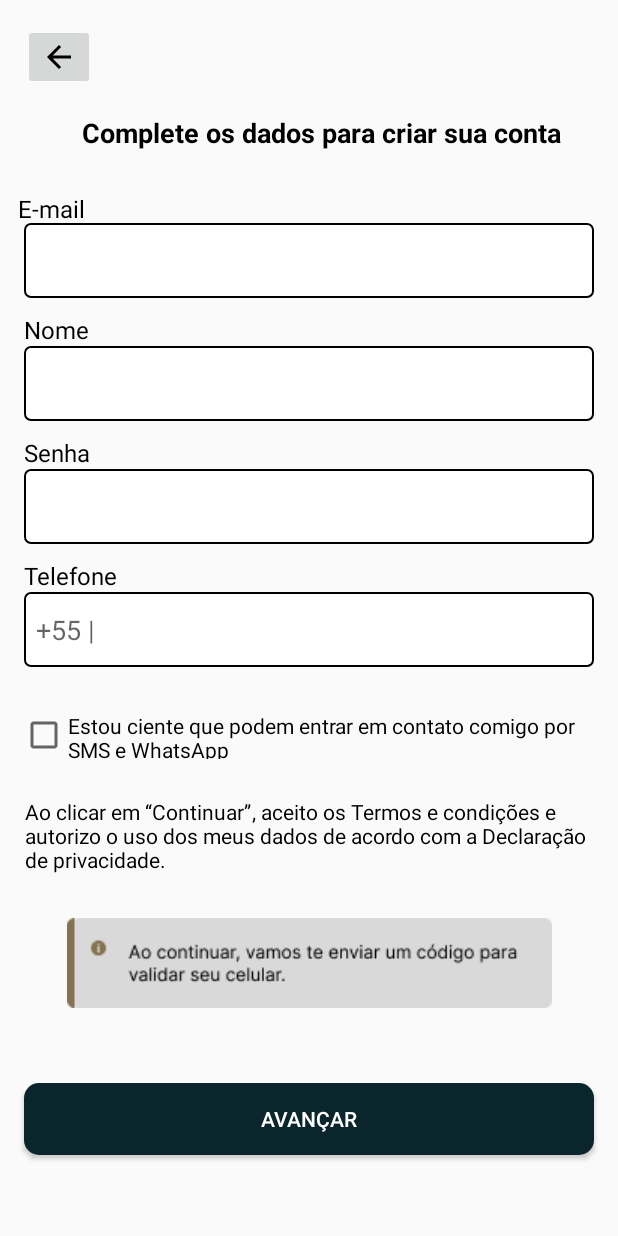
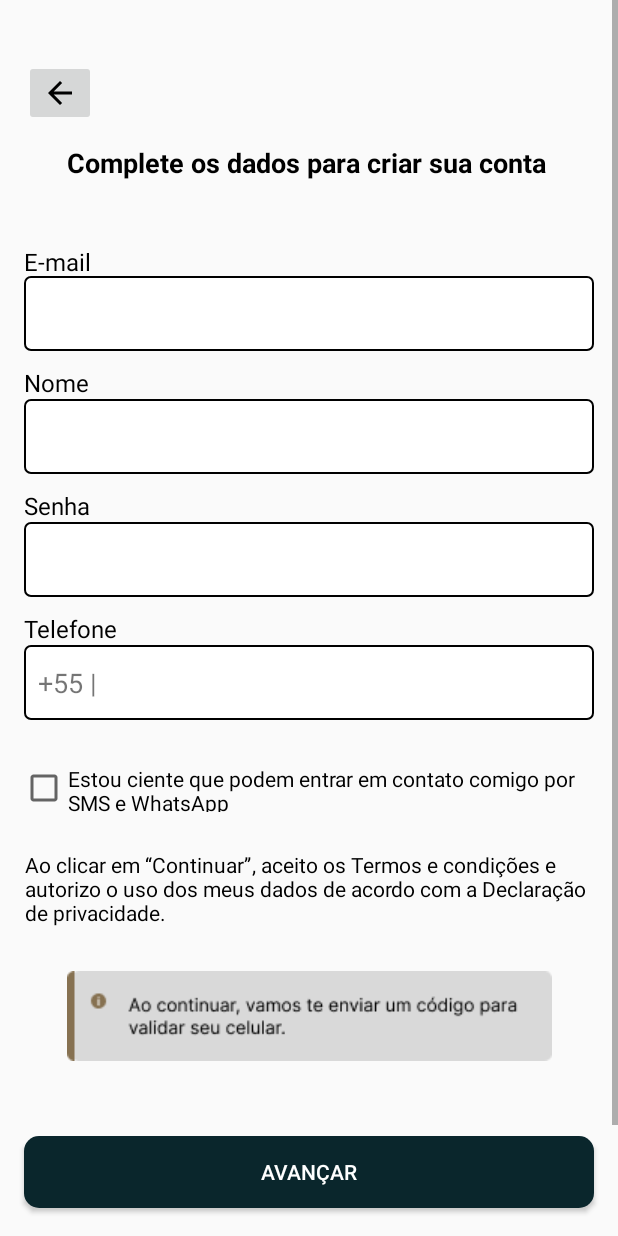
Before and after one commit to ConstrooConecta/cc-mobile-2o, an Android app: the TelaCadastro1 screen opened directly, with no data from a screen before it, on a phone screen of 412 x 824 dp. Run offline under Robolectric (Android 15) with nearby library versions, the phone set to English and light mode, and no system bars.

Commit message:
Adicionando filtro para input de telefone (#11) (#12)
* Adicionando filtro para input de telefone

* MUDANÇA DE TAMANHO DE CARACTERES NO TELEFONE E ADICIONANDO SCROLL VIEW

* MUDANÇA DE TAMANHO DE CARACTERES NO TELEFONE E ADICIONANDO SCROLL VIEW

* Commit teste

* Commit teste

* ATUALIZANDO VERSÃO DO ANDROID PARA SUPORTAR CELULARES ANTIGOS

* Corringindo erro de Readme e tela de cadastro

Co-authored-by: Roger13san <124629701+Roger13san@users.noreply.github.com>

```diff
--- a/app/build.gradle.kts
+++ b/app/build.gradle.kts
@@ -9,7 +9,7 @@ android {
 
     defaultConfig {
         applicationId = "com.example.construconecta_interdisciplinar_certo"
-        minSdk = 30
+        minSdk = 27
         targetSdk = 34
         versionCode = 1
         versionName = "1.0"
--- a/app/src/main/res/layout/activity_tela_cadastro1.xml
+++ b/app/src/main/res/layout/activity_tela_cadastro1.xml
@@ -1,38 +1,36 @@
 <?xml version="1.0" encoding="utf-8"?>
-<androidx.constraintlayout.widget.ConstraintLayout xmlns:android="http://schemas.android.com/apk/res/android"
+<ScrollView xmlns:android="http://schemas.android.com/apk/res/android"
     xmlns:app="http://schemas.android.com/apk/res-auto"
     xmlns:tools="http://schemas.android.com/tools"
     android:layout_width="match_parent"
     android:layout_height="match_parent"
     tools:context=".TelaCadastro1">
-
+    <androidx.constraintlayout.widget.ConstraintLayout
+        android:layout_width="match_parent"
+        android:layout_height="wrap_content">
         <TextView
             android:id="@+id/textView4"
-        android:layout_width="wrap_content"
-        android:layout_height="wrap_content"
-        android:layout_marginStart="55dp"
-        android:layout_marginTop="76dp"
-        android:layout_marginEnd="38dp"
+            android:layout_width="323dp"
+            android:layout_height="40dp"
+            android:layout_marginTop="96dp"
             android:text="Complete os dados para criar sua conta"
             android:textColor="#000000"
             android:textSize="18sp"
             android:textStyle="bold"
             app:layout_constraintEnd_toEndOf="parent"
-        app:layout_constraintHorizontal_bias="1.0"
+            app:layout_constraintHorizontal_bias="0.503"
             app:layout_constraintStart_toStartOf="parent"
             app:layout_constraintTop_toTopOf="parent" />
-
         <ImageButton
             android:id="@+id/imageButton2"
             android:layout_width="wrap_content"
             android:layout_height="wrap_content"
-        android:layout_marginStart="15dp"
-        android:layout_marginTop="16dp"
+            android:layout_marginStart="16dp"
+            android:layout_marginTop="40dp"
             android:onClick="voltarMain"
             app:layout_constraintStart_toStartOf="parent"
             app:layout_constraintTop_toTopOf="parent"
             app:srcCompat="@drawable/baseline_arrow_back_24" />
-
         <com.google.android.material.textfield.TextInputEditText
             android:id="@+id/email"
             android:layout_width="380dp"
@@ -41,12 +39,12 @@
             android:layout_marginTop="48dp"
             android:layout_marginEnd="16dp"
             android:background="@drawable/caixinha_texto"
+            android:inputType="textEmailAddress"
             android:visibility="visible"
             app:layout_constraintEnd_toEndOf="parent"
             app:layout_constraintHorizontal_bias="0.50"
             app:layout_constraintStart_toStartOf="parent"
             app:layout_constraintTop_toBottomOf="@+id/textView4" />
-
         <com.google.android.material.textfield.TextInputEditText
             android:id="@+id/senhaInput"
             android:layout_width="380dp"
@@ -55,11 +53,11 @@
             android:layout_marginTop="32dp"
             android:layout_marginEnd="16dp"
             android:background="@drawable/caixinha_texto"
+            android:password="true"
             app:layout_constraintEnd_toEndOf="parent"
             app:layout_constraintHorizontal_bias="0.50"
             app:layout_constraintStart_toStartOf="parent"
             app:layout_constraintTop_toBottomOf="@+id/nomeInput" />
-
         <com.google.android.material.textfield.TextInputEditText
             android:id="@+id/telefone"
             android:layout_width="380dp"
@@ -68,11 +66,12 @@
             android:layout_marginTop="32dp"
             android:layout_marginEnd="16dp"
             android:background="@drawable/caixinha_texto"
-        android:hint="+55 |"
+            android:inputType="number"
+            android:maxLength="15"
+            android:paddingStart="60dp"
             app:layout_constraintEnd_toEndOf="parent"
             app:layout_constraintStart_toStartOf="parent"
             app:layout_constraintTop_toBottomOf="@+id/senhaInput" />
-
         <com.google.android.material.textfield.TextInputEditText
             android:id="@+id/nomeInput"
             android:layout_width="380dp"
@@ -85,62 +84,53 @@
             app:layout_constraintHorizontal_bias="0.50"
             app:layout_constraintStart_toStartOf="parent"
             app:layout_constraintTop_toBottomOf="@+id/email" />
-
         <TextView
             android:id="@+id/textView5"
             android:layout_width="wrap_content"
             android:layout_height="0dp"
-        android:layout_marginStart="16dp"
             android:layout_marginTop="10dp"
             android:text="Nome"
             android:textColor="#000000"
             android:textSize="16sp"
             app:layout_constraintBottom_toTopOf="@+id/nomeInput"
-        app:layout_constraintStart_toStartOf="parent"
+            app:layout_constraintStart_toStartOf="@+id/nomeInput"
             app:layout_constraintTop_toBottomOf="@+id/email"
             app:layout_constraintVertical_bias="1.0" />
-
         <TextView
             android:id="@+id/textEmail"
             android:layout_width="wrap_content"
             android:layout_height="wrap_content"
-        android:layout_marginStart="12dp"
             android:layout_marginTop="27dp"
             android:text="E-mail"
             android:textColor="#000000"
             android:textSize="16sp"
             app:layout_constraintBottom_toTopOf="@+id/email"
-        app:layout_constraintStart_toStartOf="parent"
+            app:layout_constraintStart_toStartOf="@+id/email"
             app:layout_constraintTop_toBottomOf="@+id/textView4"
             app:layout_constraintVertical_bias="0.0" />
-
         <TextView
             android:id="@+id/textSenha"
             android:layout_width="wrap_content"
             android:layout_height="wrap_content"
-        android:layout_marginStart="16dp"
             android:layout_marginTop="20dp"
             android:text="Senha"
             android:textColor="#000000"
             android:textSize="16sp"
             app:layout_constraintBottom_toTopOf="@+id/senhaInput"
-        app:layout_constraintStart_toStartOf="parent"
+            app:layout_constraintStart_toStartOf="@+id/senhaInput"
             app:layout_constraintTop_toBottomOf="@+id/nomeInput"
             app:layout_constraintVertical_bias="1.0" />
-
         <TextView
             android:id="@+id/textTelefone"
             android:layout_width="wrap_content"
             android:layout_height="wrap_content"
-        android:layout_marginStart="16dp"
             android:layout_marginTop="10dp"
             android:text="Telefone"
             android:textColor="#000000"
             android:textSize="16sp"
             app:layout_constraintBottom_toTopOf="@+id/telefone"
-        app:layout_constraintStart_toStartOf="parent"
+            app:layout_constraintStart_toStartOf="@+id/telefone"
             app:layout_constraintTop_toBottomOf="@+id/senhaInput" />
-
         <ImageView
             android:id="@+id/imageView2"
             android:layout_width="wrap_content"
@@ -152,7 +142,6 @@
             app:layout_constraintStart_toStartOf="parent"
             app:layout_constraintTop_toBottomOf="@+id/textView6"
             app:srcCompat="@drawable/info" />
-
         <TextView
             android:id="@+id/textView6"
             android:layout_width="376dp"
@@ -162,10 +151,10 @@
             android:layout_marginEnd="19dp"
             android:text="Ao clicar em “Continuar”, aceito os Termos e condições e autorizo o uso dos meus dados de acordo com a Declaração de privacidade."
             android:textColor="#000000"
+            android:textSize="14sp"
             app:layout_constraintEnd_toEndOf="parent"
             app:layout_constraintStart_toStartOf="parent"
             app:layout_constraintTop_toBottomOf="@+id/checkBox" />
-
         <CheckBox
             android:id="@+id/checkBox"
             android:layout_width="379dp"
@@ -177,7 +166,6 @@
             app:layout_constraintEnd_toEndOf="parent"
             app:layout_constraintStart_toStartOf="parent"
             app:layout_constraintTop_toBottomOf="@+id/telefone" />
-
         <Button
             android:id="@+id/ContinuarEmail"
             android:layout_width="380dp"
@@ -185,12 +173,26 @@
             android:layout_marginStart="15dp"
             android:layout_marginTop="50dp"
             android:layout_marginEnd="16dp"
+            android:layout_marginBottom="100dp"
             android:background="@drawable/btncadastro_main_design"
             android:onClick="AvancarParaLogin"
             android:text="Avançar"
             android:textColor="#FFFFFF"
+            app:layout_constraintBottom_toBottomOf="parent"
             app:layout_constraintEnd_toEndOf="parent"
+            app:layout_constraintHorizontal_bias="0.529"
             app:layout_constraintStart_toStartOf="parent"
-        app:layout_constraintTop_toBottomOf="@+id/imageView2" />
-
+            app:layout_constraintTop_toBottomOf="@+id/imageView2"
+            app:layout_constraintVertical_bias="1.0" />
+        <TextView
+            android:id="@+id/textView37"
+            android:layout_width="wrap_content"
+            android:layout_height="wrap_content"
+            android:layout_marginStart="9dp"
+            android:text="+55 |"
+            android:textSize="18sp"
+            app:layout_constraintBottom_toBottomOf="@+id/telefone"
+            app:layout_constraintStart_toStartOf="@+id/telefone"
+            app:layout_constraintTop_toTopOf="@+id/telefone" />
     </androidx.constraintlayout.widget.ConstraintLayout>
+</ScrollView>
```
Also changed, not shown: app/src/main/java/com/example/construconecta_interdisciplinar_certo/TelaCadastro1.java (+51 -9 lines), 1 other file. Lines whose indentation alone changed are shown as unchanged.
